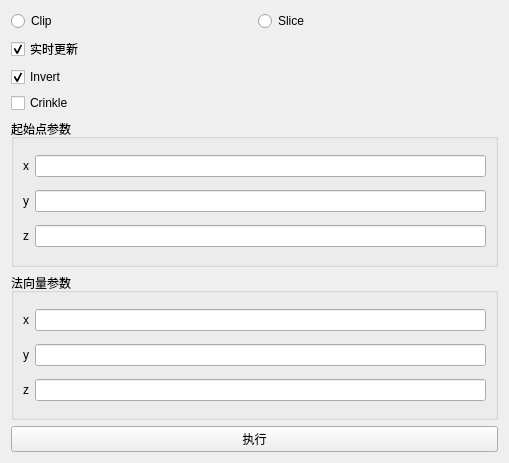
The window that Qt/Resources/UI/ModelClip.ui (hu-shuhan/editOpeniGame) describes before a commit, drawn with Qt 5.
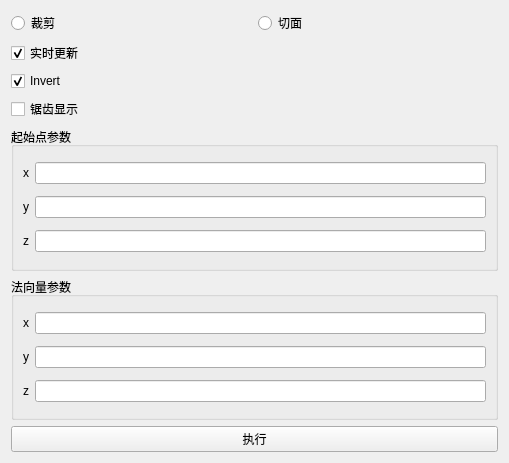
The same window after the commit.

```diff
--- a/Qt/Resources/UI/ModelClip.ui
+++ b/Qt/Resources/UI/ModelClip.ui
@@ -35,7 +35,7 @@
             </sizepolicy>
            </property>
            <property name="text">
-            <string>Clip</string>
+            <string>裁剪</string>
            </property>
           </widget>
          </item>
@@ -48,7 +48,7 @@
             </sizepolicy>
            </property>
            <property name="text">
-            <string>Slice</string>
+            <string>切面</string>
            </property>
           </widget>
          </item>
@@ -79,7 +79,7 @@
          <item>
           <widget class="QCheckBox" name="checkBox_Crinkle">
            <property name="text">
-            <string>Crinkle</string>
+            <string>锯齿显示</string>
            </property>
           </widget>
          </item>
```
